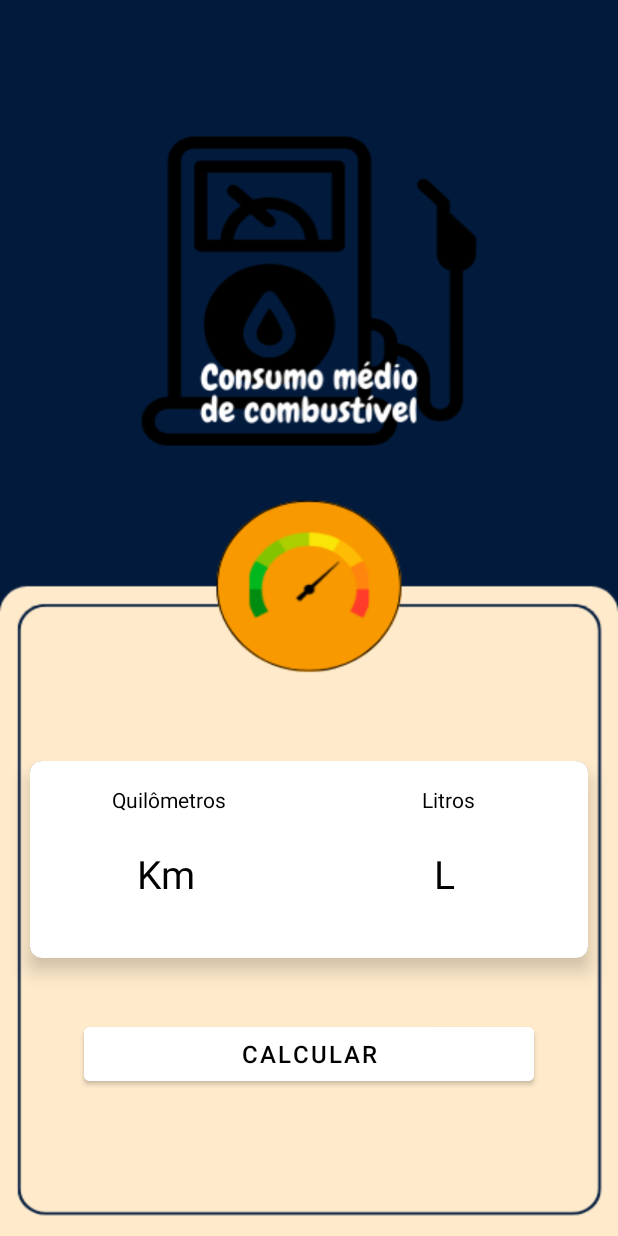
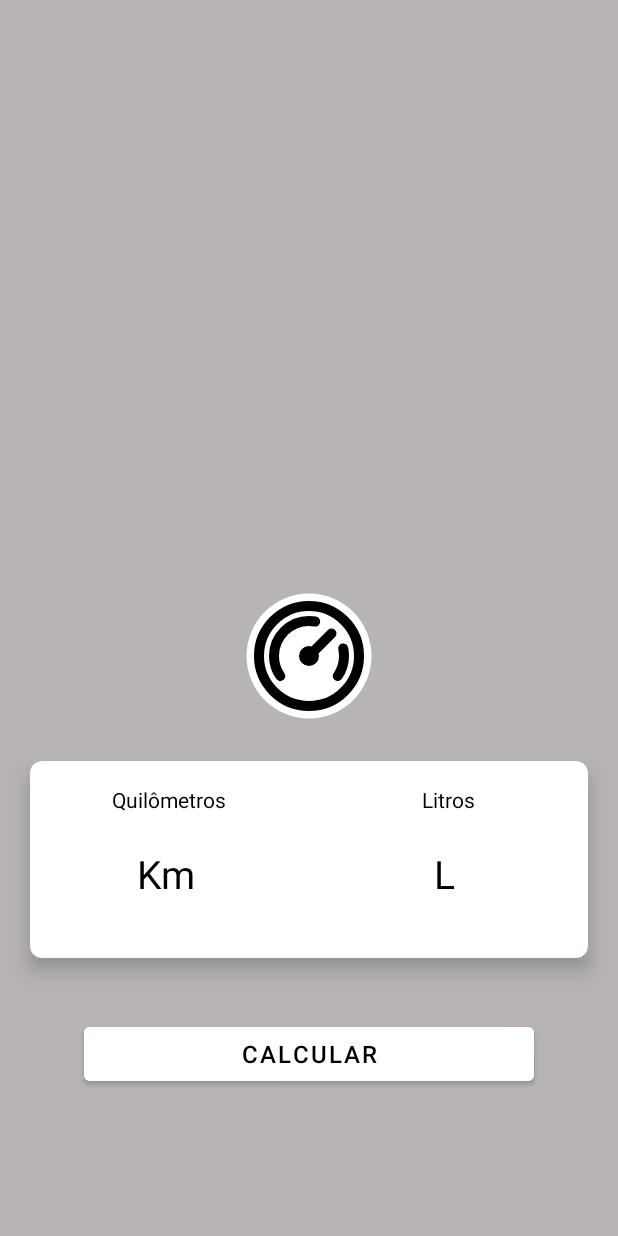
Before and after one commit to LucasDevMelo/Gas-Control, an Android app: the layout activity_main.xml on its own in the app's theme, with its tools: preview values and no code run, on a phone screen of 412 x 824 dp. Run offline under Robolectric (Android 15) with nearby library versions, the phone set to English and light mode, and no system bars.

Commit message:
Update 27/09/2023

```diff
--- /dev/null
+++ b/app/src/main/res/drawable/baseline_circle_24.xml
@@ -0,0 +1,5 @@
+<vector android:height="24dp" android:tint="#FFFFFF"
+    android:viewportHeight="24" android:viewportWidth="24"
+    android:width="24dp" xmlns:android="http://schemas.android.com/apk/res/android">
+    <path android:fillColor="@android:color/white" android:pathData="M12,2C6.47,2 2,6.47 2,12s4.47,10 10,10 10,-4.47 10,-10S17.53,2 12,2z"/>
+</vector>
--- /dev/null
+++ b/app/src/main/res/drawable/speedometer_04_svgrepo_com.xml
@@ -0,0 +1,13 @@
+<vector xmlns:android="http://schemas.android.com/apk/res/android"
+    android:width="800dp"
+    android:height="800dp"
+    android:viewportWidth="24"
+    android:viewportHeight="24">
+  <path
+      android:pathData="M17.745,16C18.536,14.866 19,13.487 19,12C19,11.485 18.944,10.983 18.839,10.5M6.255,16C5.464,14.866 5,13.487 5,12C5,8.134 8.134,5 12,5C12.422,5 12.835,5.037 13.237,5.109M16.5,7.5L12,12M22,12C22,17.523 17.523,22 12,22C6.477,22 2,17.523 2,12C2,6.477 6.477,2 12,2C17.523,2 22,6.477 22,12ZM13,12C13,12.552 12.552,13 12,13C11.448,13 11,12.552 11,12C11,11.448 11.448,11 12,11C12.552,11 13,11.448 13,12Z"
+      android:strokeLineJoin="round"
+      android:strokeWidth="2"
+      android:fillColor="#00000000"
+      android:strokeColor="#000000"
+      android:strokeLineCap="round"/>
+</vector>
--- a/app/src/main/res/layout/activity_main.xml
+++ b/app/src/main/res/layout/activity_main.xml
@@ -7,8 +7,34 @@
     android:orientation="vertical"
     android:gravity="bottom"
     android:paddingBottom="40dp"
-    android:background="@drawable/home"
+    android:background="@color/gray"
     tools:context=".MainActivity">
+
+    <androidx.constraintlayout.widget.ConstraintLayout
+        android:layout_width="match_parent"
+        android:layout_height="wrap_content"
+        android:layout_gravity="center">
+
+        <ImageView
+            android:layout_width="100dp"
+            android:layout_height="100dp"
+            android:layout_gravity="center"
+            android:src="@drawable/baseline_circle_24"
+            app:layout_constraintStart_toStartOf="parent"
+            app:layout_constraintEnd_toEndOf="parent"
+            app:layout_constraintBottom_toBottomOf="parent"
+            app:layout_constraintTop_toTopOf="parent"/>
+
+        <ImageView
+            android:layout_width="80dp"
+            android:layout_height="80dp"
+            android:src="@drawable/speedometer_04_svgrepo_com"
+            app:layout_constraintStart_toStartOf="parent"
+            app:layout_constraintEnd_toEndOf="parent"
+            app:layout_constraintBottom_toBottomOf="parent"
+            app:layout_constraintTop_toTopOf="parent"/>
+
+    </androidx.constraintlayout.widget.ConstraintLayout>
 
     <androidx.cardview.widget.CardView
         android:layout_width="match_parent"
```
